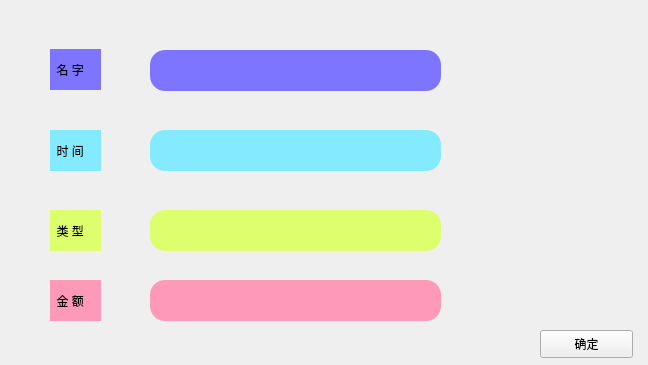
First picture: the form in changepage.ui, repository YuanQiPKU/Reservoir, before the edit.
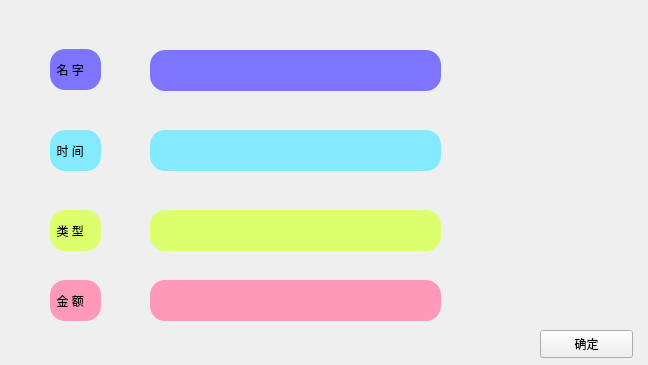
Second picture: the form after the edit.

What changed in the file:
```diff
--- a/changepage.ui
+++ b/changepage.ui
@@ -23,7 +23,9 @@
     </rect>
    </property>
    <property name="styleSheet">
-    <string notr="true">background-color: rgb(125, 116, 255);</string>
+    <string notr="true">background-color: rgb(125, 116, 255);
+   border-radius: 15px; /* 边框圆角 */
+</string>
    </property>
    <property name="text">
     <string>  名 字</string>
@@ -39,7 +41,7 @@
     </rect>
    </property>
    <property name="styleSheet">
-    <string notr="true">background-color: rgb(131, 234, 255);</string>
+    <string notr="true">background-color: rgb(131, 234, 255); border-radius: 15px; /* 边框圆角 */</string>
    </property>
    <property name="text">
     <string>  时 间 </string>
@@ -55,7 +57,7 @@
     </rect>
    </property>
    <property name="styleSheet">
-    <string notr="true">background-color: rgb(221, 255, 110);</string>
+    <string notr="true">background-color: rgb(221, 255, 110); border-radius: 15px; /* 边框圆角 */</string>
    </property>
    <property name="text">
     <string>  类 型</string>
@@ -71,7 +73,7 @@
     </rect>
    </property>
    <property name="styleSheet">
-    <string notr="true">background-color: rgb(255, 153, 185);</string>
+    <string notr="true">background-color: rgb(255, 153, 185); border-radius: 15px; /* 边框圆角 */</string>
    </property>
    <property name="text">
     <string>  金 额</string>
```
